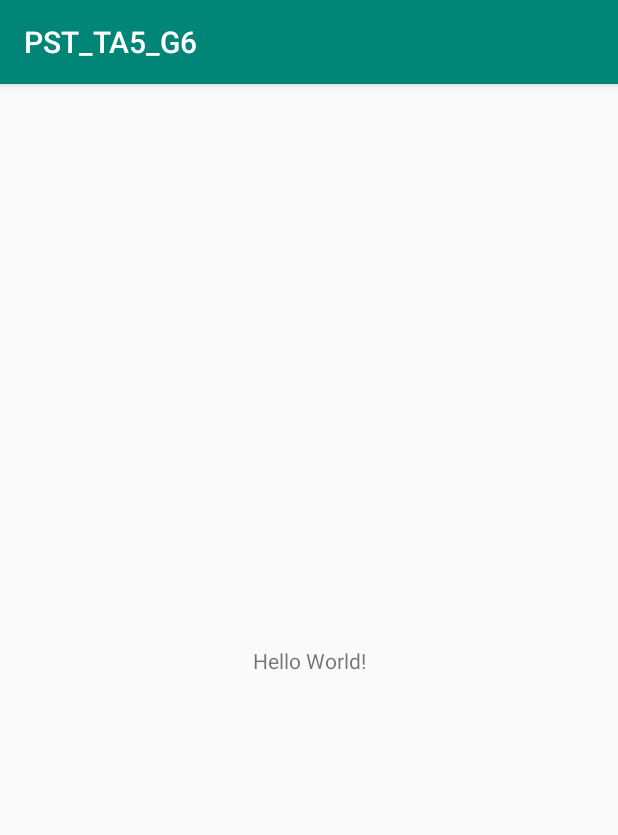
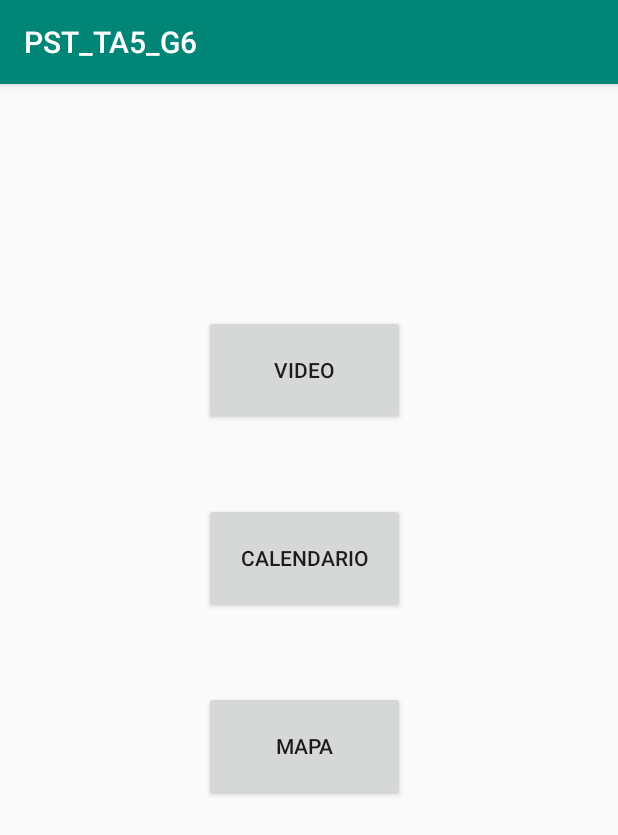
Before and after one commit to loarmijo/PST_TA5_G6, an Android app: the screen it shows after launch (MainActivity), on a phone screen of 412 x 824 dp. Shown: the top 835 px of the screen. Run offline under Robolectric (Android 15) with nearby library versions, the phone set to English and light mode, and no system bars.

Commit message:
Agrego de botones al menu

```diff
--- a/app/src/main/res/layout/activity_main.xml
+++ b/app/src/main/res/layout/activity_main.xml
@@ -6,13 +6,34 @@
     android:layout_height="match_parent"
     tools:context=".MainActivity">
 
-    <TextView
-        android:layout_width="wrap_content"
-        android:layout_height="wrap_content"
-        android:text="Hello World!"
-        app:layout_constraintBottom_toBottomOf="parent"
-        app:layout_constraintLeft_toLeftOf="parent"
-        app:layout_constraintRight_toRightOf="parent"
+    <Button
+        android:id="@+id/buttonVideo"
+        android:layout_width="134dp"
+        android:layout_height="73dp"
+        android:layout_marginStart="136dp"
+        android:layout_marginTop="154dp"
+        android:text="Video"
+        app:layout_constraintStart_toStartOf="parent"
         app:layout_constraintTop_toTopOf="parent" />
 
+    <Button
+        android:id="@+id/buttonCalendario"
+        android:layout_width="134dp"
+        android:layout_height="73dp"
+        android:layout_marginStart="136dp"
+        android:layout_marginTop="52dp"
+        android:text="Calendario"
+        app:layout_constraintStart_toStartOf="parent"
+        app:layout_constraintTop_toBottomOf="@+id/buttonVideo" />
+
+    <Button
+        android:id="@+id/buttonMapa"
+        android:layout_width="134dp"
+        android:layout_height="73dp"
+        android:layout_marginStart="136dp"
+        android:layout_marginTop="52dp"
+        android:text="Mapa"
+        app:layout_constraintStart_toStartOf="parent"
+        app:layout_constraintTop_toBottomOf="@+id/buttonCalendario" />
+
 </androidx.constraintlayout.widget.ConstraintLayout>
```
